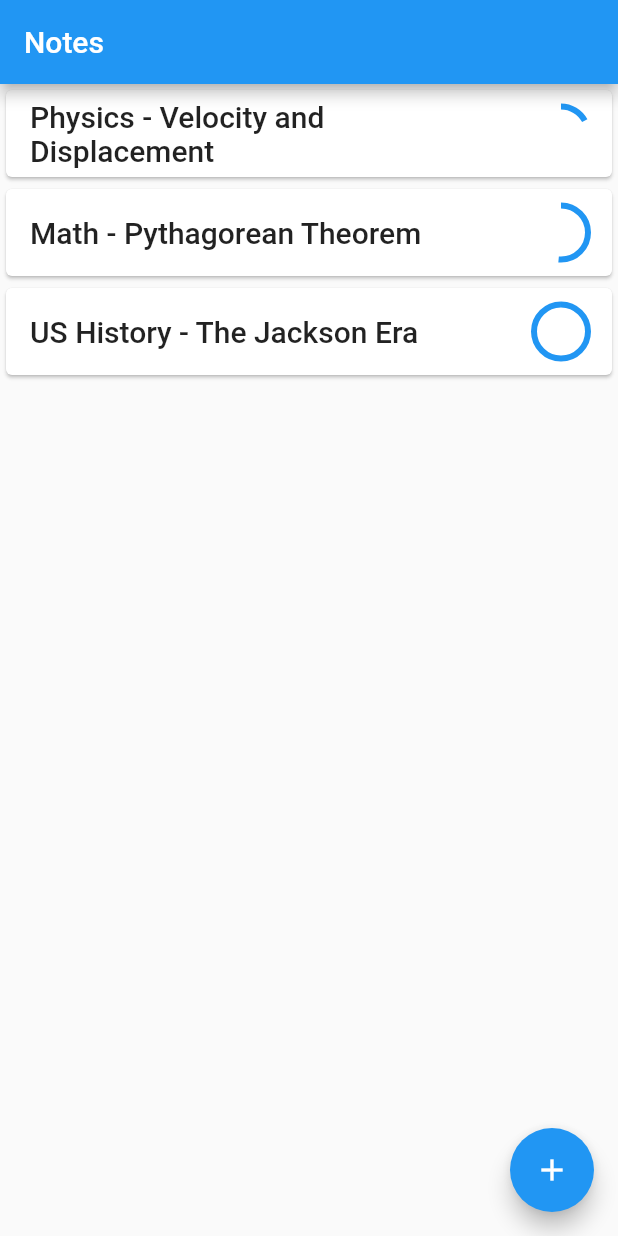
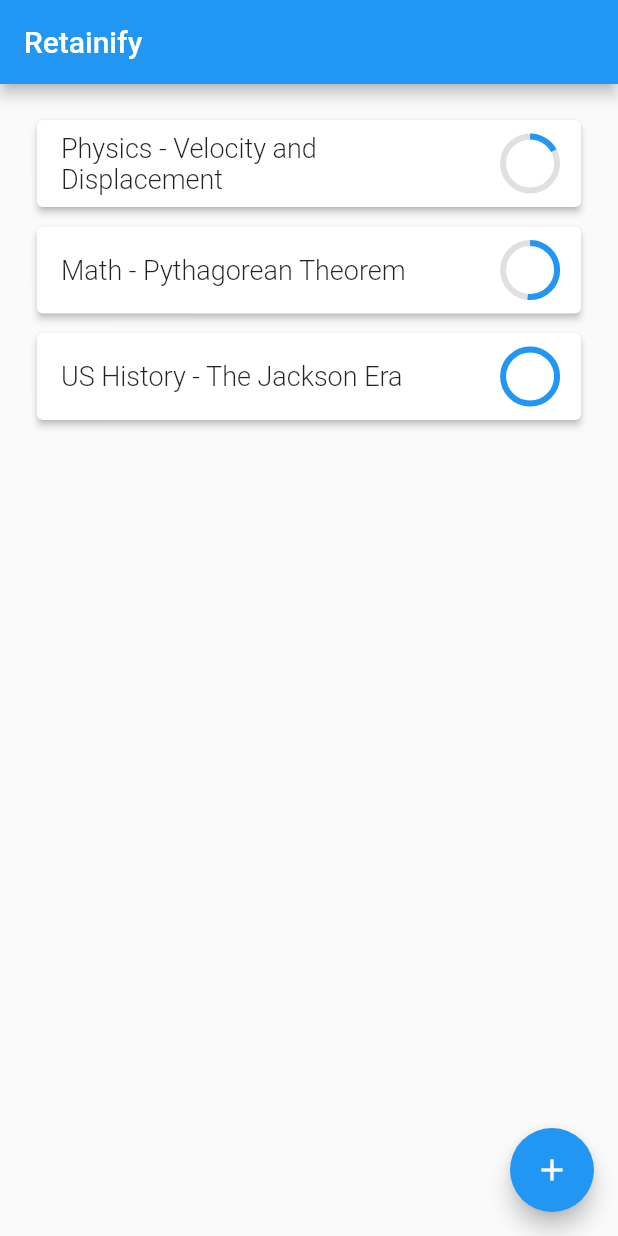
Before and after one commit to awest25/Retainify, a Flutter app: the NewNoteScreen screen opened directly, after a tap on "Submit", on a phone screen of 412 x 824 dp. Run offline on Flutter 3.47's test engine with Material 2 defaults, Android fonts, the phone set to English and light mode, and no system bars; drawn by our look-alikes of flutter_speed_dial; our stand-ins replace flutter_local_notifications, flutter_native_timezone, hive, hive_flutter, timezone; accounts and stored records are empty.

Commit message:
fix spacing for all pages

```diff
--- a/lib/screens/NewNoteScreen.dart
+++ b/lib/screens/NewNoteScreen.dart
@@ -10,28 +10,31 @@ class NewNoteScreen extends StatelessWidget {
 
     return Scaffold(
       appBar: AppBar(title: const Text("New Note")),
-      body: Padding(
-        padding: const EdgeInsets.all(8.0),
+      body: Center(
         child: Column(
           children: [
-            Padding(
-              padding: EdgeInsets.only(bottom: 8.0),
+            SizedBox(height: 20),
+            SizedBox(
+              width: MediaQuery.of(context).size.width * 0.85,
               child: TextField(
                 autofocus: true,
                 decoration: const InputDecoration(
                   border: OutlineInputBorder(),
-                  hintText: 'Enter your note title',
+                  label: Text('Note Title'),
                 ),
                 onSubmitted: (_) {
                   FocusScope.of(context).requestFocus(contentFocusNode);
                 },
               ),
             ),
-            TextField(
+            SizedBox(height: 10),
+            SizedBox(
+              width: MediaQuery.of(context).size.width * 0.85,
+              child: TextField(
                 focusNode: contentFocusNode,
                 decoration: const InputDecoration(
                   border: OutlineInputBorder(),
-                hintText: 'Paste or enter your note content',
+                  hintText: 'Enter your note content',
                 ),
                 maxLines: 10,
                 onSubmitted: (text) {
@@ -42,6 +45,7 @@ class NewNoteScreen extends StatelessWidget {
                     ),
                   );
                 },
+              ),
             ),
             const SizedBox(
                 height:
--- a/lib/screens/NotesScreen.dart
+++ b/lib/screens/NotesScreen.dart
@@ -13,15 +13,20 @@ class NotesScreen extends StatelessWidget {
   @override
   Widget build(BuildContext context) {
     return Scaffold(
-        appBar: AppBar(title: const Text("Notes")),
+        appBar: AppBar(title: const Text("Retainify")),
         // TODO: populate the body with info from the database (Note title, DateTime it was imported)
-        body: Container(
+        body: Center(
+            child: SizedBox(
+                width: MediaQuery.of(context).size.width * 0.9,
                 child: ListView(children: [
+                  SizedBox(height: 20),
                   _tile(context, "Physics - Velocity and Displacement",
                       DateTime(2023, 04, 01)),
-          _tile(context, "Math - Pythagorean Theorem", DateTime(2023, 03, 20)),
-          _tile(context, "US History - The Jackson Era", DateTime(2023, 03, 16))
-        ])),
+                  _tile(context, "Math - Pythagorean Theorem",
+                      DateTime(2023, 03, 20)),
+                  _tile(context, "US History - The Jackson Era",
+                      DateTime(2023, 03, 16))
+                ]))),
         floatingActionButton: SpeedDial(
           icon: Icons.add,
           foregroundColor: Colors.white,
@@ -58,7 +63,6 @@ Widget _tile(BuildContext context, String title, DateTime importDate) {
   final DateTime now = DateTime.now();
   final DateFormat formatter = DateFormat('MMMM d, yyyy');
   final String nextDate;
-  String nextDateStr;
   Duration durationSinceImport = now.difference(importDate);
   double percent = 0;
 
@@ -82,13 +86,20 @@ Widget _tile(BuildContext context, String title, DateTime importDate) {
     nextDate = formatter.format(now.add(const Duration(days: 1)));
   }
 
-  return Card(
+  return Padding(
+      padding: EdgeInsets.only(bottom: 5),
+      child: Card(
+        elevation: 2,
         child: ExpansionTile(
-        title: Text(title, style: header1),
-        trailing: CircularProgressIndicator(value: percent),
+            title: Text(title, style: header2),
+            trailing: CircularProgressIndicator(
+              value: percent,
+              backgroundColor: Colors.grey[300],
+            ),
             children: <Widget>[
               Padding(
-              padding: const EdgeInsets.symmetric(horizontal: 20, vertical: 10),
+                  padding:
+                      const EdgeInsets.symmetric(horizontal: 20, vertical: 10),
                   child: Column(
                     children: <Widget>[
                       Row(
@@ -101,7 +112,7 @@ Widget _tile(BuildContext context, String title, DateTime importDate) {
                       Padding(
                           padding: const EdgeInsets.only(top: 15),
                           child: Center(
-                          child: FilledButton(
+                              child: ElevatedButton(
                                   // TODO: fix button onPressed method to send context in order to populate the correct questions
                                   onPressed: () {
                                     Navigator.push(
@@ -122,5 +133,5 @@ Widget _tile(BuildContext context, String title, DateTime importDate) {
                     ],
                   ))
             ]),
-  );
+      ));
 }
--- a/lib/screens/WelcomeScreen.dart
+++ b/lib/screens/WelcomeScreen.dart
@@ -88,7 +88,7 @@ class _WelcomeScreenState extends State<WelcomeScreen> {
                       ),
                       Padding(
                           padding: EdgeInsets.only(top: 10),
-                          child: FilledButton(
+                          child: ElevatedButton(
                               // TODO: save integration token and database url to hive db
                               onPressed: () {
                                 Navigator.pushReplacement(
```
Also changed, not shown: lib/screens/NewNoteNotion.dart (+11 -13 lines). Lines whose indentation alone changed are shown as unchanged.
